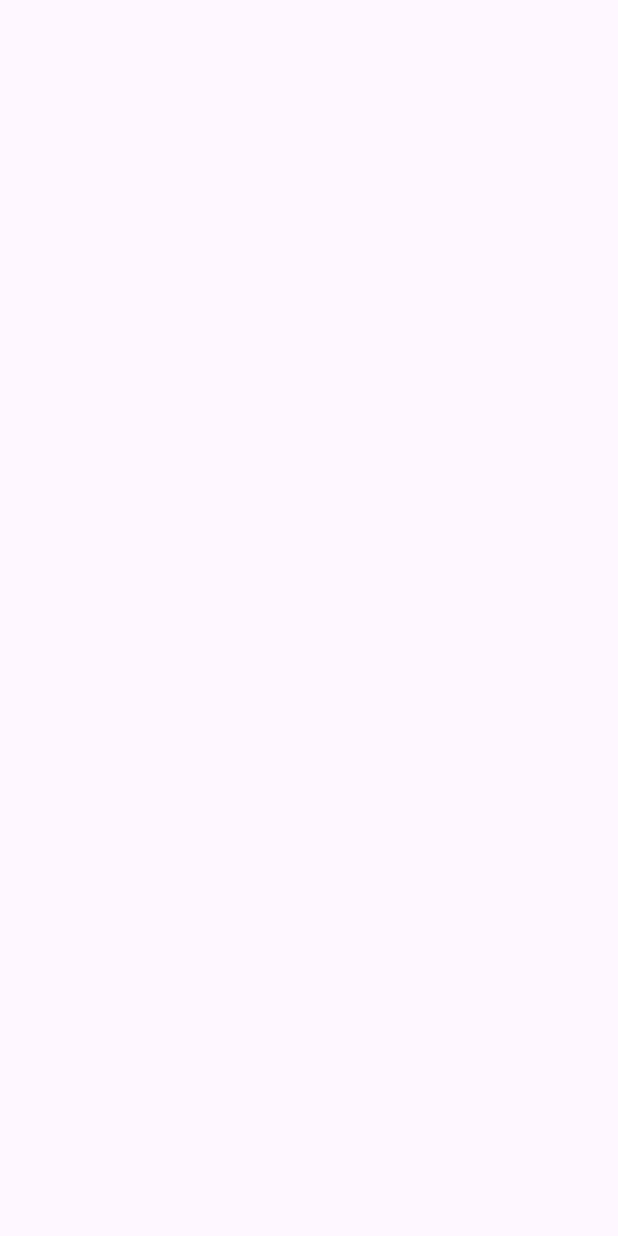
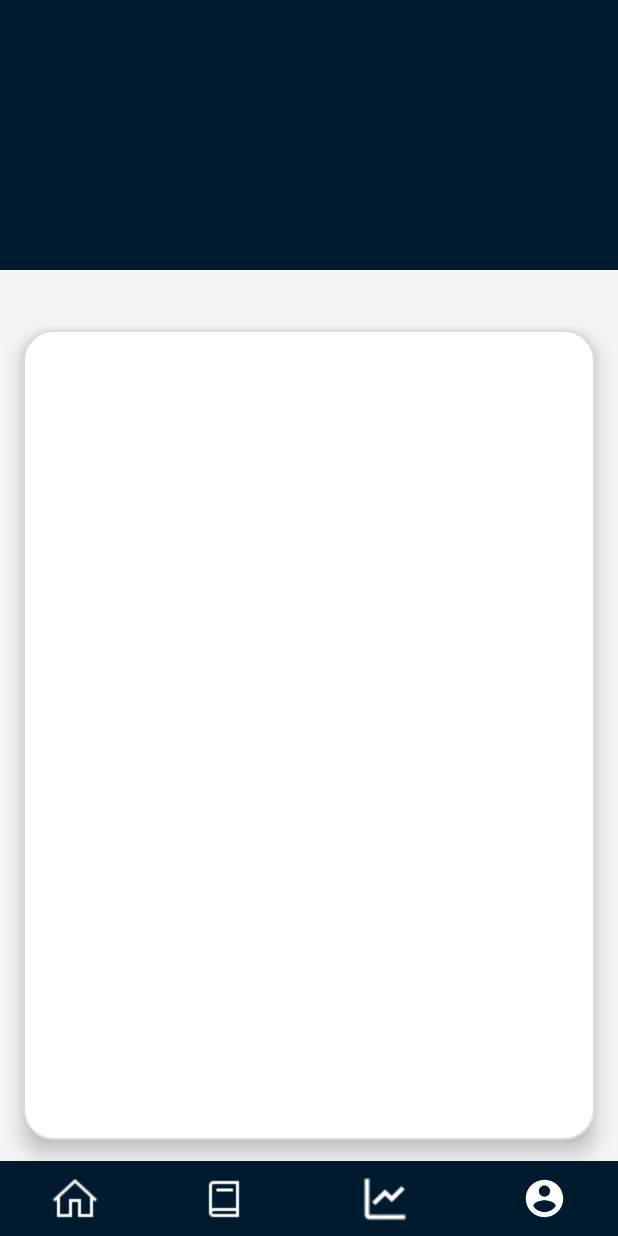
Before and after one commit to Maks12435/MathEasy, an Android app: the ProfileActivity screen opened directly, with no data from a screen before it, on a phone screen of 412 x 824 dp. Before the commit the screen is empty. Run offline under Robolectric (Android 15) with nearby library versions, the phone set to English and light mode, and no system bars.

Commit message:
first commit

```diff
--- a/app/src/main/res/drawable/backgrounds.xml
+++ b/app/src/main/res/drawable/backgrounds.xml
@@ -2,4 +2,7 @@
 <shape xmlns:android="http://schemas.android.com/apk/res/android">
     <corners android:radius="20dp" />
     <solid android:color="#FFFFFF" />
+    <stroke
+        android:width="1dp"
+        android:color="@color/border" />
 </shape>
--- a/app/src/main/res/drawable/menu.xml
+++ b/app/src/main/res/drawable/menu.xml
@@ -1,5 +1,5 @@
-<vector android:height="30dp" android:tint="#FFFFFF"
+<vector android:height="34dp" android:tint="#FFFFFF"
     android:viewportHeight="24" android:viewportWidth="24"
-    android:width="30dp" xmlns:android="http://schemas.android.com/apk/res/android">
+    android:width="34dp" xmlns:android="http://schemas.android.com/apk/res/android">
     <path android:fillColor="@android:color/white" android:pathData="M3,18h18v-2L3,16v2zM3,13h18v-2L3,11v2zM3,6v2h18L21,6L3,6z"/>
 </vector>
--- a/app/src/main/res/layout/activity_main.xml
+++ b/app/src/main/res/layout/activity_main.xml
@@ -45,7 +45,6 @@
             android:backgroundTint="@color/bg_header"
             android:contentDescription="none"
             android:drawableTop="@drawable/menu" />
-
 
     </RelativeLayout>
 
--- a/app/src/main/res/layout/activity_profile.xml
+++ b/app/src/main/res/layout/activity_profile.xml
@@ -1,9 +1,77 @@
 <?xml version="1.0" encoding="utf-8"?>
-<androidx.constraintlayout.widget.ConstraintLayout xmlns:android="http://schemas.android.com/apk/res/android"
+<RelativeLayout xmlns:android="http://schemas.android.com/apk/res/android"
     xmlns:app="http://schemas.android.com/apk/res-auto"
     xmlns:tools="http://schemas.android.com/tools"
     android:layout_width="match_parent"
     android:layout_height="match_parent"
+    android:background="@color/bg"
     tools:context=".ProfileActivity">
 
-</androidx.constraintlayout.widget.ConstraintLayout>
+    <RelativeLayout
+        android:id="@+id/header_profile"
+        android:layout_width="match_parent"
+        android:layout_height="180dp"
+        android:background="@color/bg_header">
+
+    </RelativeLayout>
+
+    <RelativeLayout
+        android:id="@+id/main_profile_block"
+        android:layout_width="match_parent"
+        android:layout_height="540dp"
+        android:layout_below="@+id/header_profile"
+        android:layout_marginHorizontal="15dp"
+        android:layout_marginTop="40dp"
+        android:background="@drawable/backgrounds"
+        android:elevation="8dp">
+
+    </RelativeLayout>
+    <LinearLayout
+        android:layout_width="match_parent"
+        android:layout_height="50dp"
+        android:layout_alignParentBottom="true"
+        android:background="@color/bg_header">
+
+        <ImageButton
+            android:id="@+id/imageButton1"
+            android:layout_width="wrap_content"
+            android:layout_height="wrap_content"
+            android:layout_weight="1"
+            android:backgroundTint="@color/bg_header"
+            android:contentDescription="@string/app_name"
+            android:src="@drawable/home"
+            tools:src="@drawable/home" />
+
+        <ImageButton
+            android:id="@+id/imageButton2"
+            android:layout_width="wrap_content"
+            android:layout_height="wrap_content"
+            android:layout_weight="1"
+            android:backgroundTint="@color/bg_header"
+            android:contentDescription="@string/app_name"
+            android:src="@drawable/book"
+            tools:src="@drawable/book" />
+
+        <ImageButton
+            android:id="@+id/imageButton3"
+            android:layout_width="wrap_content"
+            android:layout_height="wrap_content"
+            android:layout_weight="1"
+            android:backgroundTint="@color/bg_header"
+            android:contentDescription="@string/app_name"
+            android:src="@drawable/stat"
+            tools:src="@drawable/stat" />
+
+        <ImageButton
+            android:id="@+id/imageButton4"
+            android:layout_width="wrap_content"
+            android:layout_height="wrap_content"
+            android:layout_weight="1"
+            android:backgroundTint="@color/bg_header"
+            android:contentDescription="@string/app_name"
+            android:src="@drawable/profile"
+            tools:src="@drawable/profile" />
+
+    </LinearLayout>
+
+</RelativeLayout>
--- a/app/src/main/res/values/colors.xml
+++ b/app/src/main/res/values/colors.xml
@@ -4,4 +4,5 @@
     <color name="white">#FFFFFFFF</color>
     <color name="bg">#F5F5F5</color>
     <color name="bg_header">#001A2E</color>
+    <color name="border">#DCDCDC</color>
 </resources>
```
